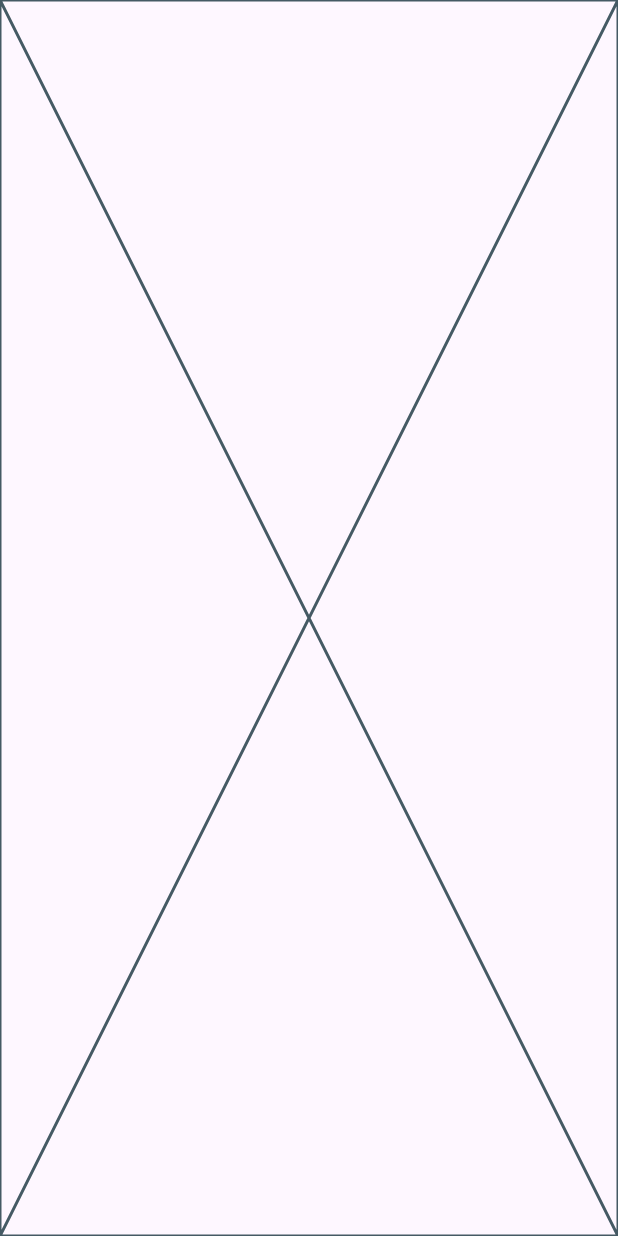
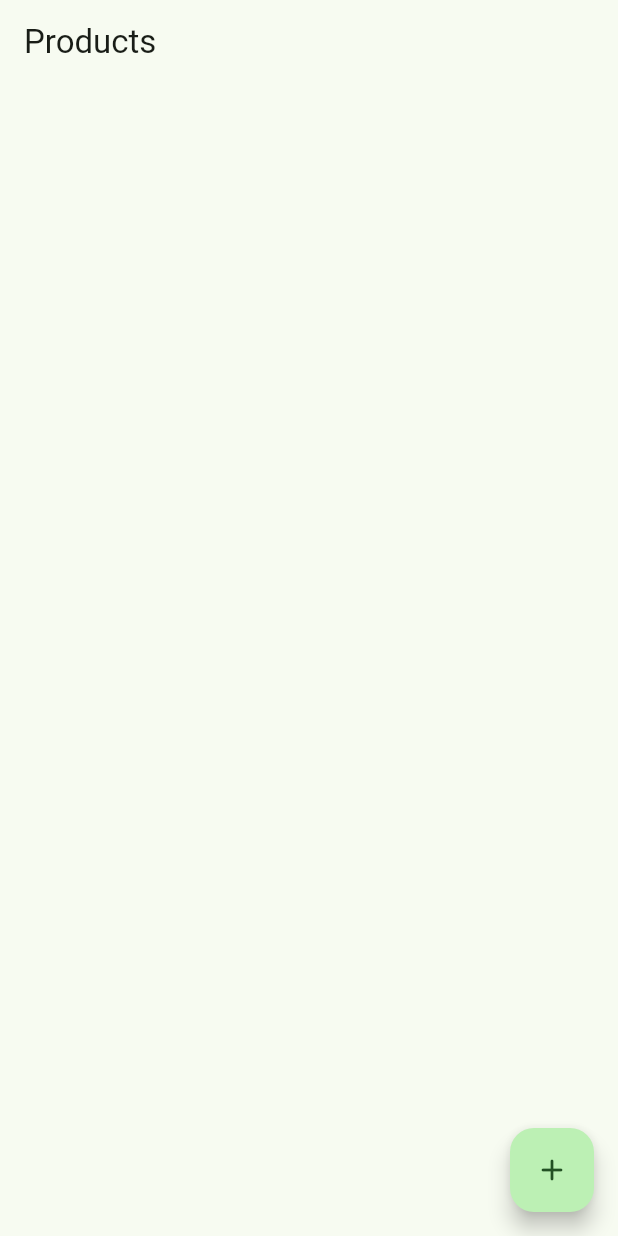
Before and after one commit to augustoavelino/price_watcher, a Flutter app: the screen it shows after launch, on a phone screen of 412 x 824 dp. Run offline on Flutter 3.47's test engine with Material 3 defaults, Android fonts, the phone set to English and light mode, and no system bars.

Commit message:
Creates product and category models. Creates product list screen. Adds packages Uuid and Provider

```diff
--- /dev/null
+++ b/lib/models/product.dart
@@ -0,0 +1,15 @@
+import 'package:price_watcher/models/product_category.dart';
+
+class Product {
+  final String id;
+  final String name;
+  final ProductCategory category;
+  final String? image;
+
+  const Product({
+    required this.id,
+    required this.name,
+    required this.category,
+    required this.image,
+  });
+}
--- /dev/null
+++ b/lib/models/product_categories.dart
@@ -0,0 +1,22 @@
+import 'package:flutter/material.dart';
+import 'package:price_watcher/models/product_category.dart';
+
+class ProductCategories extends ChangeNotifier {
+  final List<ProductCategory> _list;
+
+  ProductCategories(this._list);
+
+  List<ProductCategory> get list => _list;
+  int get length => list.length;
+  ProductCategory elementAt(int index) => list.elementAt(index);
+
+  void add(ProductCategory category) {
+    _list.add(category);
+    notifyListeners();
+  }
+
+  void removeAt(int index) {
+    _list.removeAt(index);
+    notifyListeners();
+  }
+}
--- /dev/null
+++ b/lib/models/product_category.dart
@@ -0,0 +1,15 @@
+import 'package:flutter/material.dart';
+
+class ProductCategory {
+  final String id;
+  final String name;
+  final IconData icon;
+  final Color? color;
+
+  ProductCategory({
+    required this.id,
+    required this.name,
+    required this.icon,
+    required this.color,
+  });
+}
--- /dev/null
+++ b/lib/models/products.dart
@@ -0,0 +1,22 @@
+import 'package:flutter/material.dart';
+import 'package:price_watcher/models/product.dart';
+
+class Products extends ChangeNotifier {
+  final List<Product> _list;
+
+  Products(this._list);
+
+  List<Product> get list => _list;
+  int get length => list.length;
+  Product elementAt(int index) => list.elementAt(index);
+
+  void add(Product product) {
+    _list.add(product);
+    notifyListeners();
+  }
+
+  void removeAt(int index) {
+    _list.removeAt(index);
+    notifyListeners();
+  }
+}
--- /dev/null
+++ b/lib/screens/product_list_screen.dart
@@ -0,0 +1,123 @@
+import 'package:flutter/material.dart';
+import 'package:price_watcher/models/product.dart';
+import 'package:price_watcher/models/product_categories.dart';
+import 'package:price_watcher/models/product_category.dart';
+import 'package:price_watcher/models/products.dart';
+import 'package:provider/provider.dart';
+import 'package:uuid/uuid.dart';
+
+class ProductListScreen extends StatefulWidget {
+  const ProductListScreen({super.key});
+
+  @override
+  State<ProductListScreen> createState() => _ProductListScreenState();
+}
+
+class _ProductListScreenState extends State<ProductListScreen> {
+  @override
+  Widget build(BuildContext context) {
+    return Scaffold(
+      appBar: AppBar(
+        title: const Text('Products'),
+      ),
+      body: Consumer<Products>(
+        builder: (consumerContext, list, _) {
+          return ListView.separated(
+            padding: EdgeInsets.fromLTRB(
+                20, 0, 20, MediaQuery.of(context).padding.bottom),
+            itemCount: list.length,
+            itemBuilder: (builderContext, index) {
+              final item = list.elementAt(index);
+              return ListTile(
+                title: Text(item.name),
+                subtitle: Text(item.category.name),
+                leading: Icon(item.category.icon),
+                iconColor: item.category.color,
+              );
+            },
+            separatorBuilder: (builderContext, index) =>
+                const SizedBox(height: 8),
+          );
+        },
+      ),
+      floatingActionButton: FloatingActionButton(
+        key: const Key('new_product_button'),
+        onPressed: () => _showNewProductDialog(context),
+        tooltip: 'New Product',
+        child: const Icon(Icons.add_rounded),
+      ),
+    );
+  }
+
+  void _showNewProductDialog(BuildContext context) {
+    ProductCategories categories =
+        Provider.of<ProductCategories>(context, listen: false);
+
+    TextEditingController nameController = TextEditingController();
+    ProductCategory selectedCategory = categories.list.first;
+
+    showDialog(
+      context: context,
+      builder: (dialogContext) =>
+          Consumer<Products>(builder: (consumerContext, list, _) {
+        return AlertDialog(
+          title: const Text('New Product'),
+          scrollable: true,
+          content: Padding(
+            padding: const EdgeInsets.all(8.0),
+            child: Form(
+              child: Column(
+                children: [
+                  TextFormField(
+                    controller: nameController,
+                    decoration: const InputDecoration(
+                      labelText: 'Name',
+                    ),
+                  ),
+                  const SizedBox(height: 8),
+                  StatefulBuilder(
+                    builder: (statefulContext, innerSetState) => DropdownButton(
+                      isExpanded: true,
+                      value: selectedCategory,
+                      onChanged: (newCategory) => innerSetState(() {
+                        if (newCategory != null) {
+                          selectedCategory = newCategory;
+                        }
+                      }),
+                      items: categories.list
+                          .map((ProductCategory category) =>
+                              DropdownMenuItem<ProductCategory>(
+                                value: category,
+                                child: Text(category.name),
+                              ))
+                          .toList(),
+                    ),
+                  ),
+                ],
+              ),
+            ),
+          ),
+          actions: [
+            Consumer<Products>(
+                builder: (consumerContext, products, _) => TextButton(
+                      onPressed: () async {
+                        products.add(Product(
+                          id: const Uuid().v8(),
+                          name: nameController.text,
+                          category: selectedCategory,
+                          image: null,
+                        ));
+                        Navigator.pop(dialogContext);
+                      },
+                      child: const Text('Save'),
+                    )),
+            TextButton(
+              onPressed: () => Navigator.pop(dialogContext),
+              child: const Text('Cancel'),
+            ),
+          ],
+        );
+      }),
+    );
+  }
+}
--- /dev/null
+++ b/lib/themes/app_colors.dart
@@ -0,0 +1,7 @@
+import 'package:flutter/material.dart';
+
+class AppColors {
+  const AppColors._();
+
+  static const MaterialColor primary = Colors.green;
+}
--- /dev/null
+++ b/lib/themes/app_theme.dart
@@ -0,0 +1,19 @@
+import 'package:flutter/material.dart';
+import 'package:price_watcher/themes/app_colors.dart';
+
+class AppTheme {
+  const AppTheme._();
+
+  static ThemeData light() => ThemeData.from(
+        colorScheme: ColorScheme.fromSeed(
+          seedColor: AppColors.primary,
+        ),
+      );
+
+  static ThemeData dark() => ThemeData.from(
+        colorScheme: ColorScheme.fromSeed(
+          brightness: Brightness.dark,
+          seedColor: AppColors.primary,
+        ),
+      );
+}
--- a/pubspec.yaml
+++ b/pubspec.yaml
@@ -12,6 +12,8 @@ dependencies:
     sdk: flutter
 
   cupertino_icons: ^1.0.2
+  uuid: ^4.3.3
+  provider: ^6.1.1
 
 dev_dependencies:
   flutter_test:
```
Also changed, not shown: lib/main.dart (+37 -3 lines).
